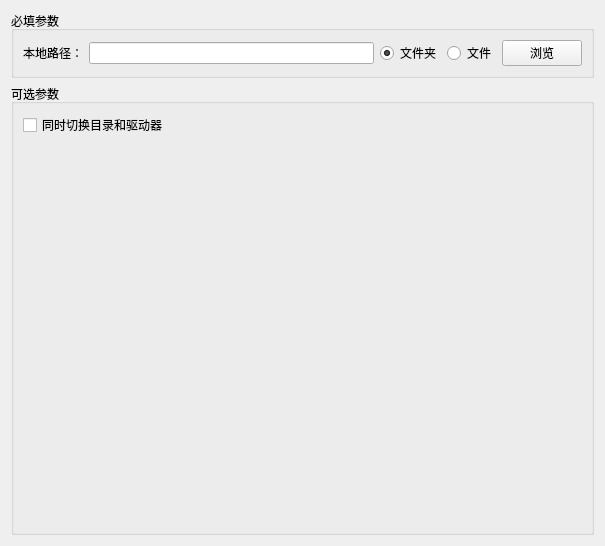
Above: src/EasyCmd/Commands/cd/CdCmdEditor.ui from doasyourself/EasyCmd before the change. Below: the same form after it.
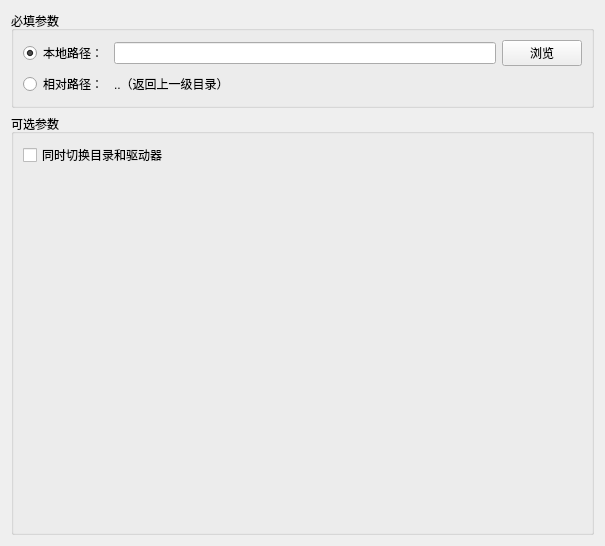
That is the form after the change.

```diff
--- a/src/EasyCmd/Commands/cd/CdCmdEditor.ui
+++ b/src/EasyCmd/Commands/cd/CdCmdEditor.ui
@@ -23,40 +23,72 @@
       <item>
        <layout class="QGridLayout" name="gridLayout">
         <item row="0" column="0">
-         <widget class="QLabel" name="label">
+         <widget class="QRadioButton" name="rbtn_localDirpath">
           <property name="text">
            <string>本地路径：</string>
           </property>
+          <property name="checked">
+           <bool>true</bool>
+          </property>
+         </widget>
+        </item>
+        <item row="1" column="0">
+         <widget class="QRadioButton" name="rbtn_relativePath">
+          <property name="text">
+           <string>相对路径：</string>
+          </property>
+         </widget>
+        </item>
+        <item row="1" column="1">
+         <widget class="QWidget" name="widget_relativePath" native="true">
+          <property name="enabled">
+           <bool>true</bool>
+          </property>
+          <layout class="QVBoxLayout" name="verticalLayout_4">
+           <property name="leftMargin">
+            <number>0</number>
+           </property>
+           <property name="topMargin">
+            <number>0</number>
+           </property>
+           <property name="rightMargin">
+            <number>0</number>
+           </property>
+           <property name="bottomMargin">
+            <number>0</number>
+           </property>
+           <item>
+            <widget class="QLabel" name="label">
+             <property name="enabled">
+              <bool>true</bool>
+             </property>
+             <property name="text">
+              <string>..（返回上一级目录）</string>
+             </property>
+            </widget>
+           </item>
+          </layout>
          </widget>
         </item>
         <item row="0" column="1">
+         <widget class="QWidget" name="widget_localDirpath" native="true">
+          <layout class="QVBoxLayout" name="verticalLayout_5">
+           <property name="leftMargin">
+            <number>0</number>
+           </property>
+           <property name="topMargin">
+            <number>0</number>
+           </property>
+           <property name="rightMargin">
+            <number>0</number>
+           </property>
+           <property name="bottomMargin">
+            <number>0</number>
+           </property>
+           <item>
          <layout class="QHBoxLayout" name="horizontalLayout">
           <item>
-           <widget class="QLineEdit" name="lineEdit_dirfilepath"/>
-          </item>
-          <item>
-           <layout class="QHBoxLayout" name="horizontalLayout_2">
-            <property name="rightMargin">
-             <number>0</number>
-            </property>
-            <item>
-             <widget class="QRadioButton" name="radioButton_selectDir">
-              <property name="text">
-               <string>文件夹</string>
-              </property>
-              <property name="checked">
-               <bool>true</bool>
-              </property>
-             </widget>
-            </item>
-            <item>
-             <widget class="QRadioButton" name="radioButton_selectFile">
-              <property name="text">
-               <string>文件</string>
-              </property>
-             </widget>
-            </item>
-           </layout>
+              <widget class="QLineEdit" name="lineEdit_localDirfilepath"/>
           </item>
           <item>
            <widget class="QPushButton" name="pushButton_selectpath">
@@ -66,6 +98,9 @@
            </widget>
           </item>
          </layout>
+           </item>
+          </layout>
+         </widget>
         </item>
        </layout>
       </item>
```
Lines whose indentation alone changed are shown as unchanged.
